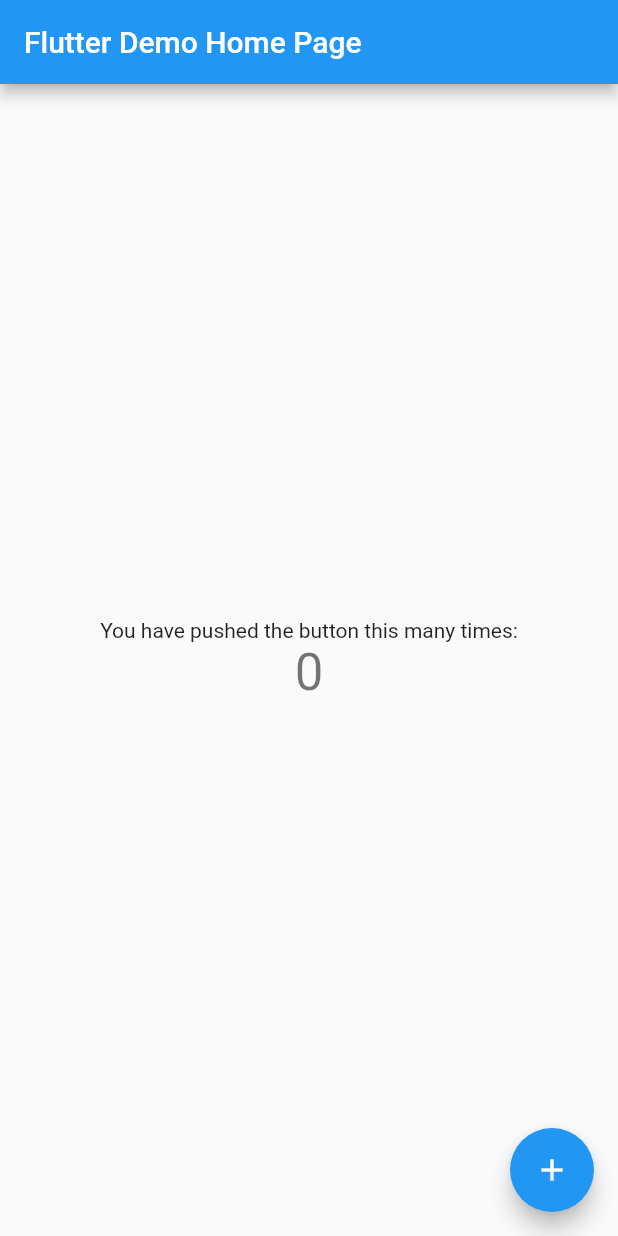
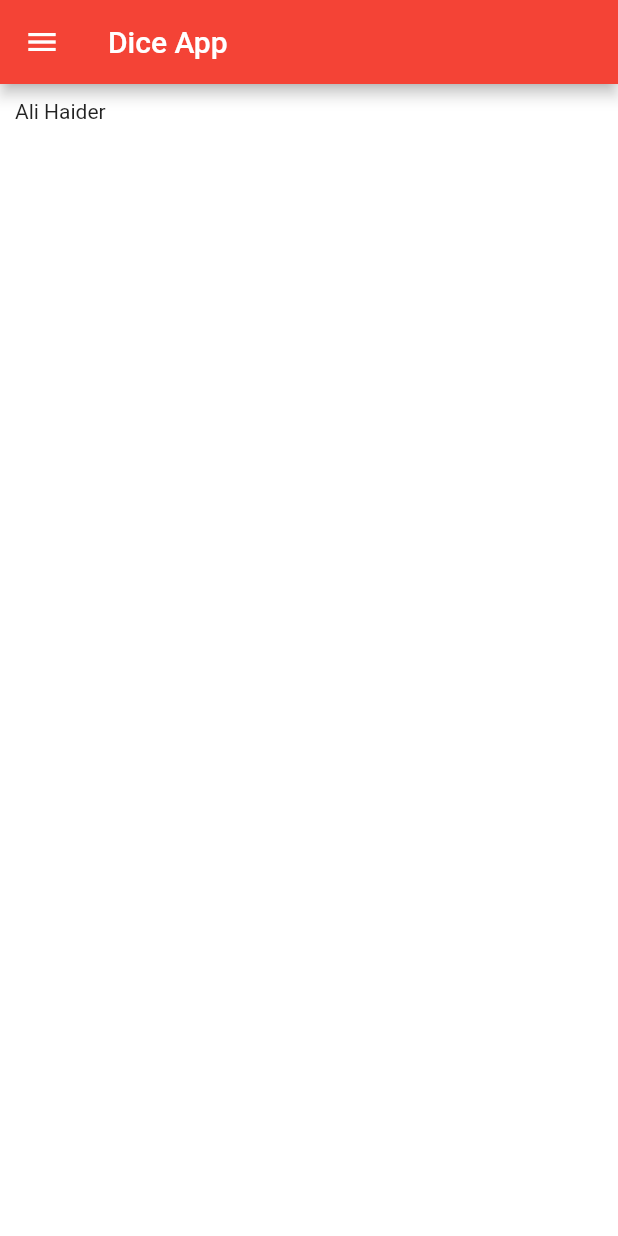
Before and after one commit to alihaider054/fa17_bse_054, a Flutter app: the screen it shows after launch, on a phone screen of 412 x 824 dp. Run offline on Flutter 3.47's test engine with Material 2 defaults, Android fonts, the phone set to English and light mode, and no system bars.

Commit message:
navigation

```diff
--- a/lib/main.dart
+++ b/lib/main.dart
@@ -1,117 +1,19 @@
 import 'package:flutter/material.dart';
-
+import 'package:fa17_bse_054/navigation.dart';
 void main() {
-  runApp(MyApp());
+  runApp(Home());
 }
 
-class MyApp extends StatelessWidget {
-  // This widget is the root of your application.
+class Home extends StatelessWidget {
   @override
   Widget build(BuildContext context) {
     return MaterialApp(
-      title: 'Flutter Demo',
+      title: 'Dice App',
+      home: HomePage(),
       theme: ThemeData(
-        // This is the theme of your application.
-        //
-        // Try running your application with "flutter run". You'll see the
-        // application has a blue toolbar. Then, without quitting the app, try
-        // changing the primarySwatch below to Colors.green and then invoke
-        // "hot reload" (press "r" in the console where you ran "flutter run",
-        // or simply save your changes to "hot reload" in a Flutter IDE).
-        // Notice that the counter didn't reset back to zero; the application
-        // is not restarted.
-        primarySwatch: Colors.blue,
-        // This makes the visual density adapt to the platform that you run
-        // the app on. For desktop platforms, the controls will be smaller and
-        // closer together (more dense) than on mobile platforms.
-        visualDensity: VisualDensity.adaptivePlatformDensity,
+          primarySwatch: Colors.red
       ),
-      home: MyHomePage(title: 'Flutter Demo Home Page'),
+
     );
   }
 }
-
-class MyHomePage extends StatefulWidget {
-  MyHomePage({Key key, this.title}) : super(key: key);
-
-  // This widget is the home page of your application. It is stateful, meaning
-  // that it has a State object (defined below) that contains fields that affect
-  // how it looks.
-
-  // This class is the configuration for the state. It holds the values (in this
-  // case the title) provided by the parent (in this case the App widget) and
-  // used by the build method of the State. Fields in a Widget subclass are
-  // always marked "final".
-
-  final String title;
-
-  @override
-  _MyHomePageState createState() => _MyHomePageState();
-}
-
-class _MyHomePageState extends State<MyHomePage> {
-  int _counter = 0;
-
-  void _incrementCounter() {
-    setState(() {
-      // This call to setState tells the Flutter framework that something has
-      // changed in this State, which causes it to rerun the build method below
-      // so that the display can reflect the updated values. If we changed
-      // _counter without calling setState(), then the build method would not be
-      // called again, and so nothing would appear to happen.
-      _counter++;
-    });
-  }
-
-  @override
-  Widget build(BuildContext context) {
-    // This method is rerun every time setState is called, for instance as done
-    // by the _incrementCounter method above.
-    //
-    // The Flutter framework has been optimized to make rerunning build methods
-    // fast, so that you can just rebuild anything that needs updating rather
-    // than having to individually change instances of widgets.
-    return Scaffold(
-      appBar: AppBar(
-        // Here we take the value from the MyHomePage object that was created by
-        // the App.build method, and use it to set our appbar title.
-        title: Text(widget.title),
-      ),
-      body: Center(
-        // Center is a layout widget. It takes a single child and positions it
-        // in the middle of the parent.
-        child: Column(
-          // Column is also a layout widget. It takes a list of children and
-          // arranges them vertically. By default, it sizes itself to fit its
-          // children horizontally, and tries to be as tall as its parent.
-          //
-          // Invoke "debug painting" (press "p" in the console, choose the
-          // "Toggle Debug Paint" action from the Flutter Inspector in Android
-          // Studio, or the "Toggle Debug Paint" command in Visual Studio Code)
-          // to see the wireframe for each widget.
-          //
-          // Column has various properties to control how it sizes itself and
-          // how it positions its children. Here we use mainAxisAlignment to
-          // center the children vertically; the main axis here is the vertical
-          // axis because Columns are vertical (the cross axis would be
-          // horizontal).
-          mainAxisAlignment: MainAxisAlignment.center,
-          children: <Widget>[
-            Text(
-              'You have pushed the button this many times:',
-            ),
-            Text(
-              '$_counter',
-              style: Theme.of(context).textTheme.headline4,
-            ),
-          ],
-        ),
-      ),
-      floatingActionButton: FloatingActionButton(
-        onPressed: _incrementCounter,
-        tooltip: 'Increment',
-        child: Icon(Icons.add),
-      ), // This trailing comma makes auto-formatting nicer for build methods.
-    );
-  }
-}
--- /dev/null
+++ b/lib/navigation.dart
@@ -0,0 +1,61 @@
+import 'package:flutter/material.dart';
+
+
+class  HomePage extends StatefulWidget {
+  @override
+  _HomePageState createState() => _HomePageState();
+}
+
+class _HomePageState extends State<HomePage> {
+
+
+  @override
+  Widget build(BuildContext context) {
+    return Scaffold(
+      backgroundColor: Colors.white,
+      appBar: AppBar(
+        title: Text('Dice App'),
+      ),
+      body: Padding(
+        padding: const EdgeInsets.all(10.0),
+        child: Text('Ali Haider'),
+
+      ),
+      drawer: Drawer(
+        child: ListView(
+          padding: EdgeInsets.zero,
+          children: [
+            UserAccountsDrawerHeader(
+                accountName: Text('Ali Haider'),
+                accountEmail: Text('alisart009@gmail.com'),
+                currentAccountPicture: CircleAvatar(
+
+                    backgroundImage: AssetImage('assets/dp.jpg')
+
+                )
+            ),
+            ListTile(
+              leading: Icon(Icons.person),
+              title: Text('Account'),
+              subtitle: Text('Personal'),
+              trailing: Icon(Icons.edit),
+            ),
+            ListTile(
+              leading: Icon(Icons.phone_android),
+              title: Text('Phone'),
+              subtitle: Text('03047814001'),
+              trailing: Icon(Icons.edit),
+            ),
+            ListTile(
+              leading: Icon(Icons.email),
+              title: Text('Email'),
+              subtitle: Text('alisart009@gmail.com'),
+              trailing: Icon(Icons.edit),
+            ),
+          ],
+        ),
+      ),
+
+    );
+  }
+}
```
Also changed, not shown: 3 other files.
